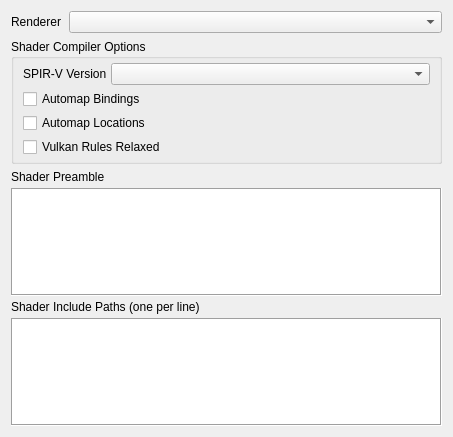
Qt form src/session/SessionProperties.ui (houmain/gpupad) before a commit.
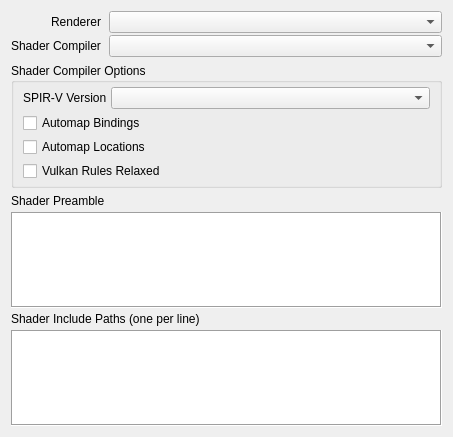
The same form after that commit. Custom widgets are drawn as their Qt base class.

Commit message: Allow to select glslang compiler for OpenGL

Diff of the .ui file:
```diff
--- a/src/session/SessionProperties.ui
+++ b/src/session/SessionProperties.ui
@@ -44,6 +44,16 @@
      <item row="0" column="1">
       <widget class="DataComboBox" name="renderer"/>
      </item>
+     <item row="1" column="0">
+      <widget class="QLabel" name="labelShaderCompiler">
+       <property name="text">
+        <string>Shader Compiler</string>
+       </property>
+      </widget>
+     </item>
+     <item row="1" column="1">
+      <widget class="DataComboBox" name="shaderCompiler"/>
+     </item>
     </layout>
    </item>
    <item>
```
The commit also changes 10 other files.
